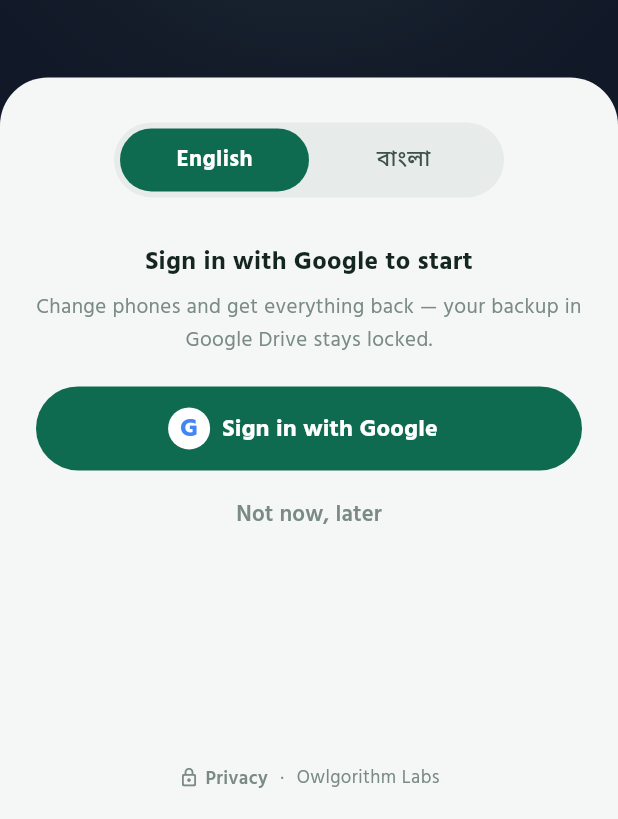
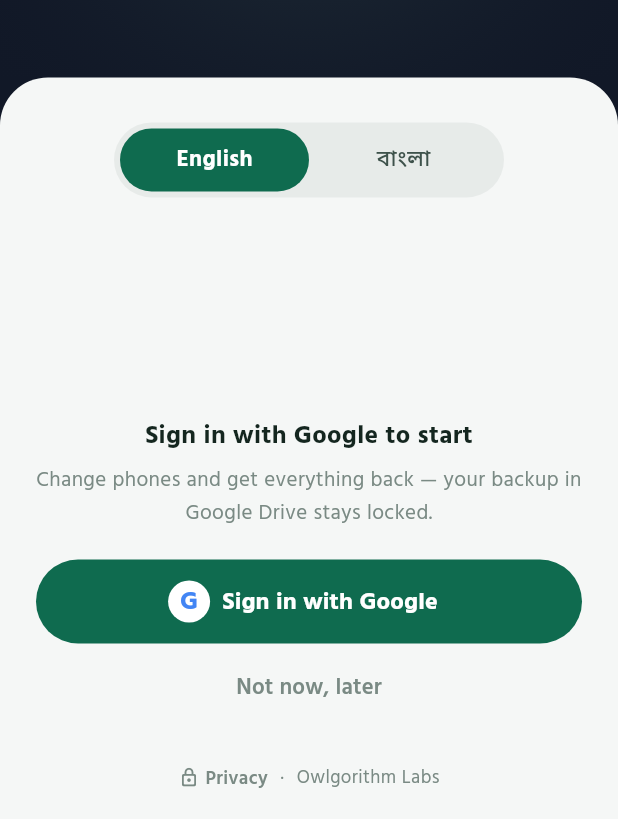
Before and after one commit to iamsaifsaiful/digital_brain, a Flutter app: the screen it shows after launch, on a phone screen of 412 x 824 dp, the part 417-1236 px from its top. Run offline on Flutter 3.47's test engine with Material 3 defaults, Android fonts, the phone set to English and light mode, and no system bars; our stand-ins replace clock, flutter_local_notifications, flutter_secure_storage, flutter_tts, google_mobile_ads, image_picker and 5 more; missing offline and left inert: cryptography, dart:ffi, file_selector; accounts and stored records are empty; network calls fail; statements that could not run were skipped.

Commit message:
Sign-up and PIN pages: the buttons lower on the sheet, within the thumb's reach
Co-Authored-By: Claude Opus 5.5 <noreply@anthropic.com>
Claude-Session: https://claude.ai/code/session_01W3LwzqEKGKzY75abYkLT49

```diff
--- a/lib/screens/lock_screen.dart
+++ b/lib/screens/lock_screen.dart
@@ -543,15 +543,17 @@ final bodyW = LayoutBuilder(builder: (context, box) {
             child: Container(
               width: double.infinity,
               decoration: const BoxDecoration(color: Color(0xFFF5F7F6), borderRadius: BorderRadius.vertical(top: Radius.circular(32))),
+              // The buttons low on the sheet, where the thumb is (owner,
+              // 19 Nov); the language choice stays at its top.
               child: Column(mainAxisAlignment: MainAxisAlignment.spaceBetween, children: [
                 Padding(
-                  padding: EdgeInsets.fromLTRB(24, big ? 30 : 24, 24, 0),
-                  child: Column(children: [
-                    if (big) ...[LangSwitch(pal: p), const SizedBox(height: 30)],
-                    content,
-                  ]),
+                  padding: EdgeInsets.fromLTRB(24, big ? 30 : 0, 24, 0),
+                  child: big ? LangSwitch(pal: p) : const SizedBox.shrink(),
                 ),
-                footPad(foot),
+                Column(children: [
+                  Padding(padding: EdgeInsets.fromLTRB(24, big ? 36 : 24, 24, 0), child: content),
+                  footPad(foot),
+                ]),
               ]),
             ),
           ),
```
Also changed, not shown: 1 other file.
